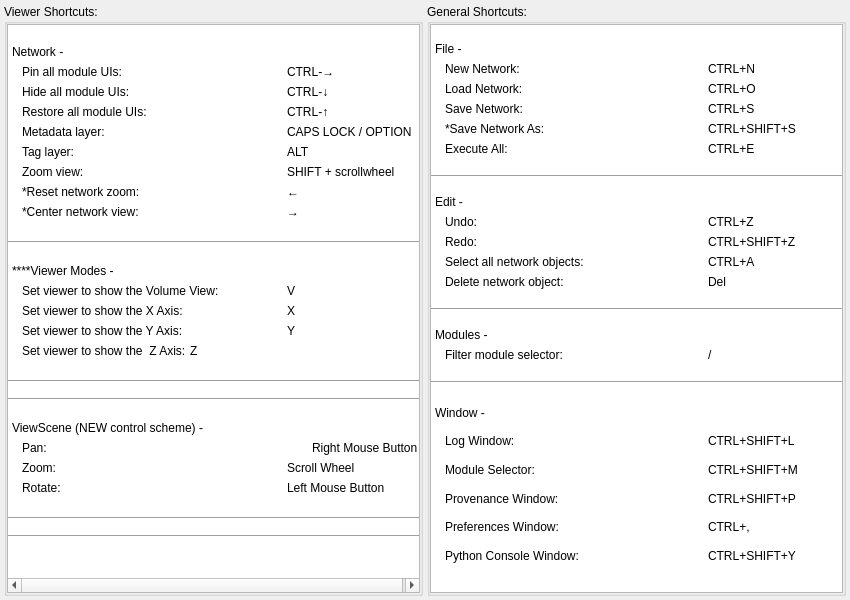
Qt form src/Interface/Application/ShortcutsInterface.ui (SCIInstitute/SCIRun) before a commit.
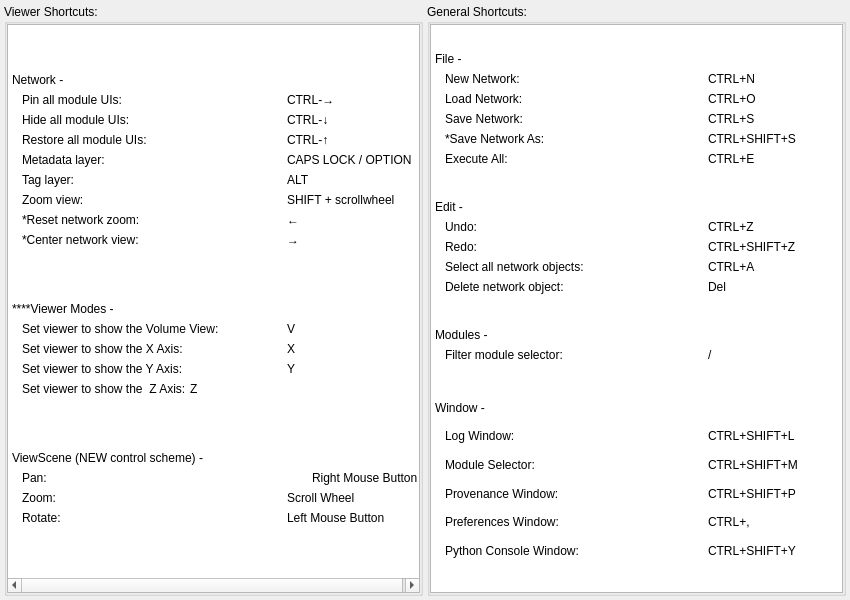
The same form after that commit.

```diff
--- a/src/Interface/Application/ShortcutsInterface.ui
+++ b/src/Interface/Application/ShortcutsInterface.ui
@@ -465,13 +465,6 @@
                </layout>
               </widget>
              </item>
-             <item>
-              <widget class="Line" name="line_4">
-               <property name="orientation">
-                <enum>Qt::Horizontal</enum>
-               </property>
-              </widget>
-             </item>
              <item>
               <widget class="QWidget" name="widget_34" native="true">
                <property name="sizePolicy">
@@ -688,20 +681,6 @@
                </layout>
               </widget>
              </item>
-             <item>
-              <widget class="Line" name="line_5">
-               <property name="orientation">
-                <enum>Qt::Horizontal</enum>
-               </property>
-              </widget>
-             </item>
-             <item>
-              <widget class="Line" name="line_6">
-               <property name="orientation">
-                <enum>Qt::Horizontal</enum>
-               </property>
-              </widget>
-             </item>
              <item>
               <widget class="QWidget" name="widget_65" native="true">
                <property name="sizePolicy">
@@ -832,47 +811,6 @@
                </layout>
               </widget>
              </item>
-             <item>
-              <widget class="Line" name="line_7">
-               <property name="orientation">
-                <enum>Qt::Horizontal</enum>
-               </property>
-              </widget>
-             </item>
-             <item>
-              <widget class="Line" name="line_8">
-               <property name="orientation">
-                <enum>Qt::Horizontal</enum>
-               </property>
-              </widget>
-             </item>
-             <item>
-              <widget class="QWidget" name="widget_64" native="true">
-               <property name="sizePolicy">
-                <sizepolicy hsizetype="Preferred" vsizetype="Fixed">
-                 <horstretch>0</horstretch>
-                 <verstretch>0</verstretch>
-                </sizepolicy>
-               </property>
-               <layout class="QVBoxLayout" name="verticalLayout_14">
-                <property name="spacing">
-                 <number>0</number>
-                </property>
-                <property name="leftMargin">
-                 <number>4</number>
-                </property>
-                <property name="topMargin">
-                 <number>2</number>
-                </property>
-                <property name="rightMargin">
-                 <number>4</number>
-                </property>
-                <property name="bottomMargin">
-                 <number>4</number>
-                </property>
-               </layout>
-              </widget>
-             </item>
             </layout>
            </widget>
           </widget>
@@ -1182,13 +1120,6 @@
                </layout>
               </widget>
              </item>
-             <item>
-              <widget class="Line" name="line">
-               <property name="orientation">
-                <enum>Qt::Horizontal</enum>
-               </property>
-              </widget>
-             </item>
              <item>
               <widget class="QWidget" name="widget_13" native="true">
                <property name="sizePolicy">
@@ -1426,13 +1357,6 @@
                </layout>
               </widget>
              </item>
-             <item>
-              <widget class="Line" name="line_2">
-               <property name="orientation">
-                <enum>Qt::Horizontal</enum>
-               </property>
-              </widget>
-             </item>
              <item>
               <widget class="QWidget" name="widget_17" native="true">
                <property name="sizePolicy">
@@ -1526,13 +1450,6 @@
                </layout>
               </widget>
              </item>
-             <item>
-              <widget class="Line" name="line_3">
-               <property name="orientation">
-                <enum>Qt::Horizontal</enum>
-               </property>
-              </widget>
-             </item>
              <item>
               <widget class="QWidget" name="widget_27" native="true">
                <property name="sizePolicy">
```
Left out of the diff: 21 changed lines with no effect on the pictures.
